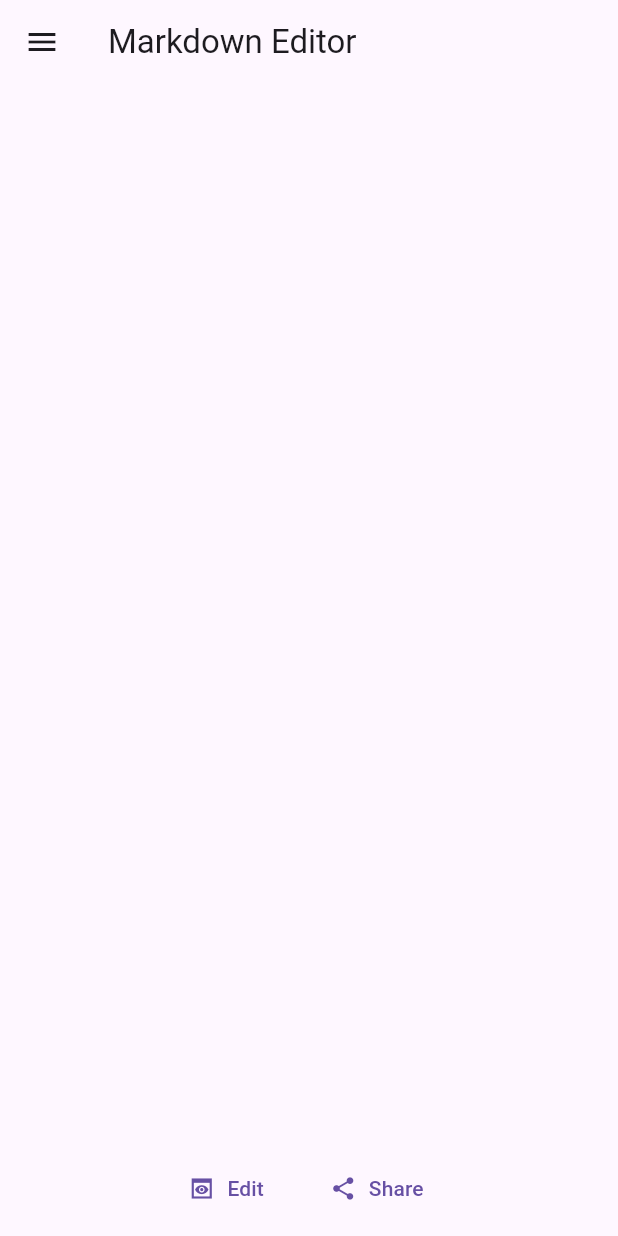
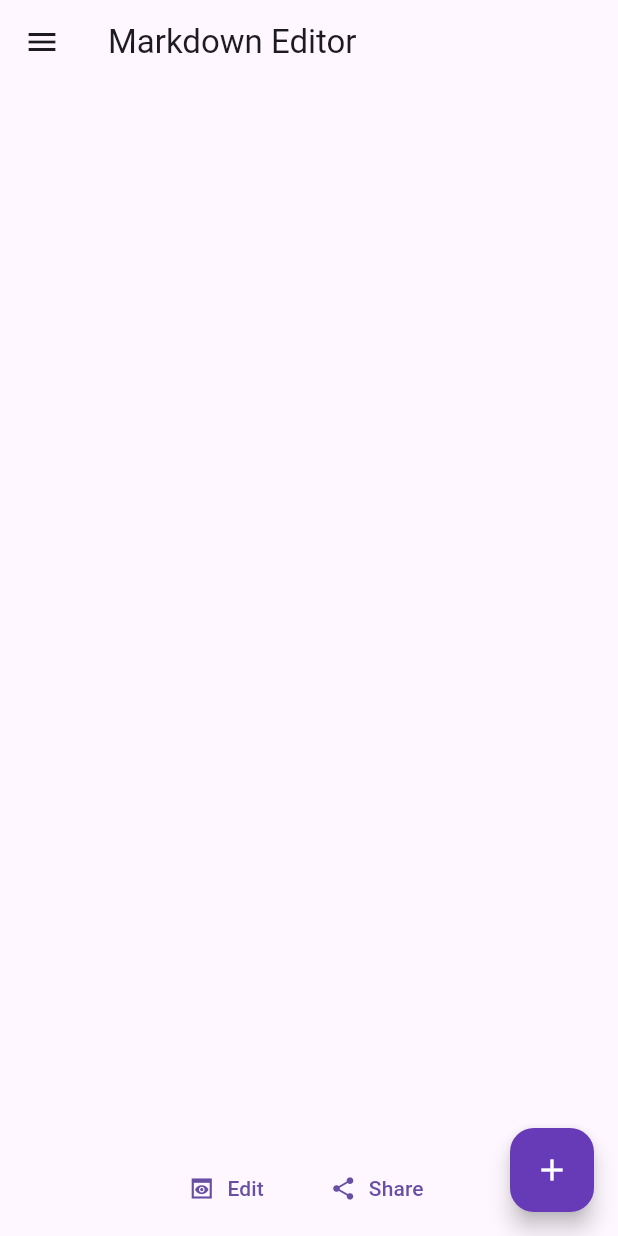
Before and after one commit to rahidaliyev/md_editor, a Flutter app: the screen it shows after launch, on a phone screen of 412 x 824 dp. Run offline on Flutter 3.47's test engine with Material 3 defaults, Android fonts, the phone set to English and light mode, and no system bars; our stand-ins replace file_picker, flutter_markdown, share_plus.

Commit message:
FloatingActionButton

```diff
--- a/lib/main.dart
+++ b/lib/main.dart
@@ -45,6 +45,9 @@ class _MyHomePageState extends State<MyHomePage> {
       appBar: AppBar(
         title: const Text('Markdown Editor'),
       ),
+      floatingActionButton: FloatingActionButton(onPressed: () {},
+      backgroundColor: Colors.deepPurple,
+      child: const Icon(Icons.add,color: Colors.white),),
       body: Column(children: [
         Expanded(
             child: SafeArea(
```
